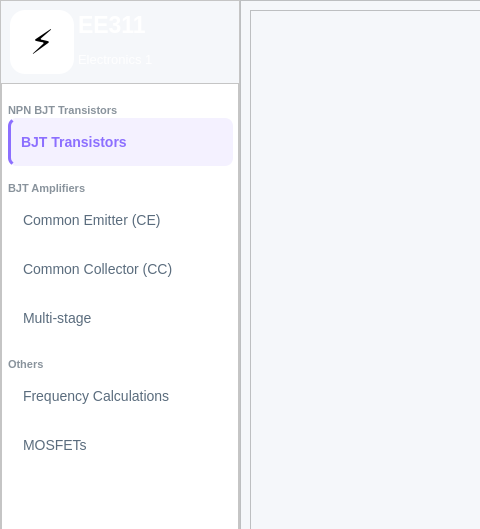
Qt form ui/main_dashboard.ui (Yasser-Daffa/ee311-transistor-calc) before a commit; both pictures show x 0 to 480 and y 0 to 529 of the 1300 by 755 pixel window.
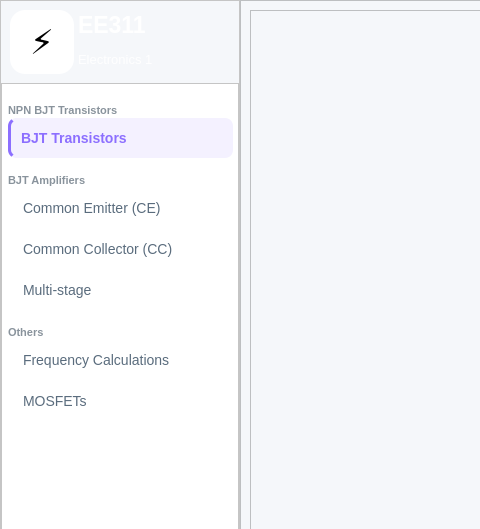
The same form after that commit.

Commit message: added Vs min & mas to analysis results, and in gui

Diff of the .ui file:
```diff
--- a/ui/main_dashboard.ui
+++ b/ui/main_dashboard.ui
@@ -283,7 +283,7 @@
              <property name="minimumSize">
               <size>
                <width>0</width>
-               <height>48</height>
+               <height>40</height>
               </size>
              </property>
              <property name="cursor">
@@ -365,7 +365,7 @@
              <property name="minimumSize">
               <size>
                <width>0</width>
-               <height>48</height>
+               <height>40</height>
               </size>
              </property>
              <property name="cursor">
@@ -418,7 +418,7 @@
              <property name="minimumSize">
               <size>
                <width>0</width>
-               <height>48</height>
+               <height>40</height>
               </size>
              </property>
              <property name="cursor">
@@ -471,7 +471,7 @@
              <property name="minimumSize">
               <size>
                <width>0</width>
-               <height>48</height>
+               <height>40</height>
               </size>
              </property>
              <property name="cursor">
@@ -550,7 +550,7 @@
              <property name="minimumSize">
               <size>
                <width>0</width>
-               <height>48</height>
+               <height>40</height>
               </size>
              </property>
              <property name="cursor">
@@ -603,7 +603,7 @@
              <property name="minimumSize">
               <size>
                <width>0</width>
-               <height>48</height>
+               <height>40</height>
               </size>
              </property>
              <property name="cursor">
```
Left out of the diff: 1 changed line with no effect on the pictures. The commit also changes 6 other files.
